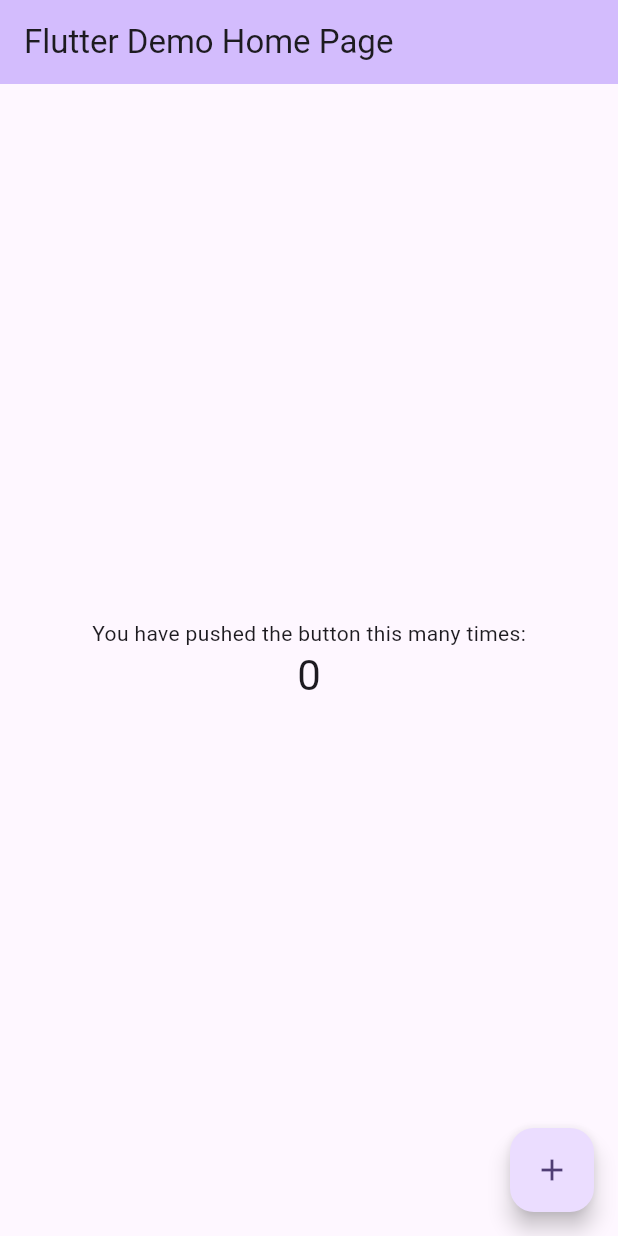
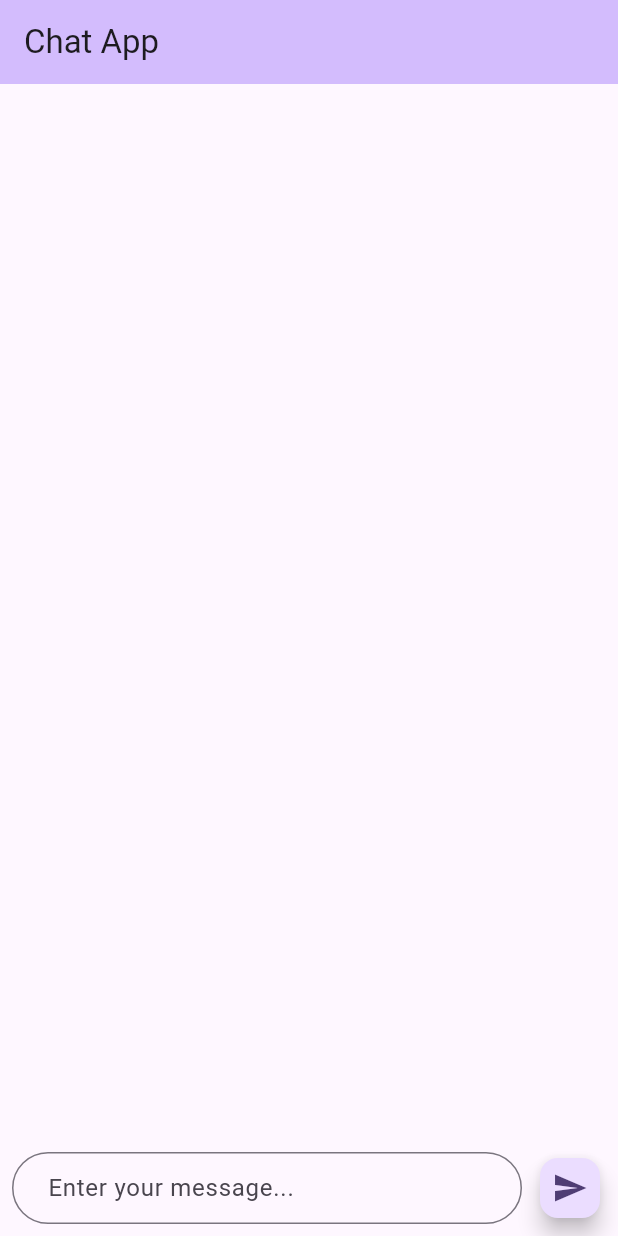
Before and after one commit to could-ai/019840bb-7df5-7fd2-91e8-d06a1a52987e, a Flutter app: the screen it shows after launch, on a phone screen of 412 x 824 dp. Run offline on Flutter 3.47's test engine with Material 3 defaults, Android fonts, the phone set to English and light mode, and no system bars.

Commit message:
Refactored main.dart to create a basic chat UI with local message management.

```diff
--- a/usr/lib/main.dart
+++ b/usr/lib/main.dart
@@ -7,114 +7,102 @@ void main() {
 class MyApp extends StatelessWidget {
   const MyApp({super.key});
 
-  // This widget is the root of your application.
   @override
   Widget build(BuildContext context) {
     return MaterialApp(
-      title: 'Flutter Demo',
+      title: 'Chat App',
       debugShowCheckedModeBanner: false,
       theme: ThemeData(
-        // This is the theme of your application.
-        //
-        // TRY THIS: Try running your application with "flutter run". You'll see
-        // the application has a purple toolbar. Then, without quitting the app,
-        // try changing the seedColor in the colorScheme below to Colors.green
-        // and then invoke "hot reload" (save your changes or press the "hot
-        // reload" button in a Flutter-supported IDE, or press "r" if you used
-        // the command line to start the app).
-        //
-        // Notice that the counter didn't reset back to zero; the application
-        // state is not lost during the reload. To reset the state, use hot
-        // restart instead.
-        //
-        // This works for code too, not just values: Most code changes can be
-        // tested with just a hot reload.
         colorScheme: ColorScheme.fromSeed(seedColor: Colors.deepPurple),
+        useMaterial3: true,
       ),
-      home: const MyHomePage(title: 'Flutter Demo Home Page'),
+      home: const ChatScreen(),
     );
   }
 }
 
-class MyHomePage extends StatefulWidget {
-  const MyHomePage({super.key, required this.title});
-
-  // This widget is the home page of your application. It is stateful, meaning
-  // that it has a State object (defined below) that contains fields that affect
-  // how it looks.
-
-  // This class is the configuration for the state. It holds the values (in this
-  // case the title) provided by the parent (in this case the App widget) and
-  // used by the build method of the State. Fields in a Widget subclass are
-  // always marked "final".
-
-  final String title;
+class ChatScreen extends StatefulWidget {
+  const ChatScreen({super.key});
 
   @override
-  State<MyHomePage> createState() => _MyHomePageState();
+  State<ChatScreen> createState() => _ChatScreenState();
 }
 
-class _MyHomePageState extends State<MyHomePage> {
-  int _counter = 0;
+class _ChatScreenState extends State<ChatScreen> {
+  final TextEditingController _messageController = TextEditingController();
+  final List<String> _messages = [];
 
-  void _incrementCounter() {
-    setState(() {
-      // This call to setState tells the Flutter framework that something has
-      // changed in this State, which causes it to rerun the build method below
-      // so that the display can reflect the updated values. If we changed
-      // _counter without calling setState(), then the build method would not be
-      // called again, and so nothing would appear to happen.
-      _counter++;
-    });
+  void _sendMessage() {
+    if (_messageController.text.isNotEmpty) {
+      setState(() {
+        _messages.add(_messageController.text);
+        _messageController.clear();
+      });
+    }
   }
 
   @override
   Widget build(BuildContext context) {
-    // This method is rerun every time setState is called, for instance as done
-    // by the _incrementCounter method above.
-    //
-    // The Flutter framework has been optimized to make rerunning build methods
-    // fast, so that you can just rebuild anything that needs updating rather
-    // than having to individually change instances of widgets.
     return Scaffold(
       appBar: AppBar(
-        // TRY THIS: Try changing the color here to a specific color (to
-        // Colors.amber, perhaps?) and trigger a hot reload to see the AppBar
-        // change color while the other colors stay the same.
+        title: const Text('Chat App'),
         backgroundColor: Theme.of(context).colorScheme.inversePrimary,
-        // Here we take the value from the MyHomePage object that was created by
-        // the App.build method, and use it to set our appbar title.
-        title: Text(widget.title),
       ),
-      body: Center(
-        // Center is a layout widget. It takes a single child and positions it
-        // in the middle of the parent.
-        child: Column(
-          // Column is also a layout widget. It takes a list of children and
-          // arranges them vertically. By default, it sizes itself to fit its
-          // children horizontally, and tries to be as tall as its parent.
-          //
-          // Column has various properties to control how it sizes itself and
-          // how it positions its children. Here we use mainAxisAlignment to
-          // center the children vertically; the main axis here is the vertical
-          // axis because Columns are vertical (the cross axis would be
-          // horizontal).
-          //
-          // TRY THIS: Invoke "debug painting" (choose the "Toggle Debug Paint"
-          // action in the IDE, or press "p" in the console), to see the
-          // wireframe for each widget.
-          mainAxisAlignment: MainAxisAlignment.center,
-          children: <Widget>[
-            const Text('You have pushed the button this many times:'),
-            Text('$_counter', style: Theme.of(context).textTheme.headlineMedium),
-          ],
-        ),
+      body: Column(
+        children: <Widget>[
+          Expanded(
+            child: ListView.builder(
+              padding: const EdgeInsets.all(8.0),
+              reverse: true, // Show latest messages at the bottom
+              itemCount: _messages.length,
+              itemBuilder: (context, index) {
+                final message = _messages[_messages.length - 1 - index]; // Display in correct order
+                return Align(
+                  alignment: Alignment.centerRight, // Simulate sender messages
+                  child: Container(
+                    margin: const EdgeInsets.symmetric(vertical: 4.0),
+                    padding: const EdgeInsets.all(10.0),
+                    decoration: BoxDecoration(
+                      color: Theme.of(context).colorScheme.primaryContainer,
+                      borderRadius: BorderRadius.circular(12.0),
+                    ),
+                    child: Text(
+                      message,
+                      style: TextStyle(color: Theme.of(context).colorScheme.onPrimaryContainer),
+                    ),
+                  ),
+                );
+              },
+            ),
+          ),
+          Padding(
+            padding: const EdgeInsets.all(8.0),
+            child: Row(
+              children: <Widget>[
+                Expanded(
+                  child: TextField(
+                    controller: _messageController,
+                    decoration: InputDecoration(
+                      hintText: 'Enter your message...',
+                      border: OutlineInputBorder(
+                        borderRadius: BorderRadius.circular(25.0),
+                      ),
+                      contentPadding: const EdgeInsets.symmetric(horizontal: 20.0, vertical: 10.0),
+                    ),
+                    onSubmitted: (_) => _sendMessage(),
+                  ),
+                ),
+                const SizedBox(width: 8.0),
+                FloatingActionButton(
+                  onPressed: _sendMessage,
+                  mini: true,
+                  child: const Icon(Icons.send),
+                ),
+              ],
+            ),
+          ),
+        ],
       ),
-      floatingActionButton: FloatingActionButton(
-        onPressed: _incrementCounter,
-        tooltip: 'Increment',
-        child: const Icon(Icons.add),
-      ), // This trailing comma makes auto-formatting nicer for build methods.
     );
   }
 }
```
